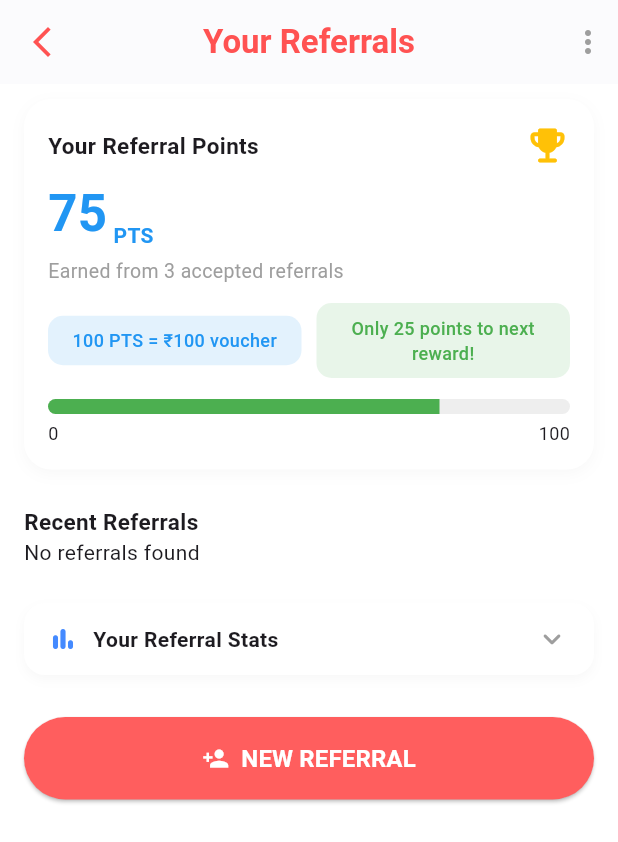
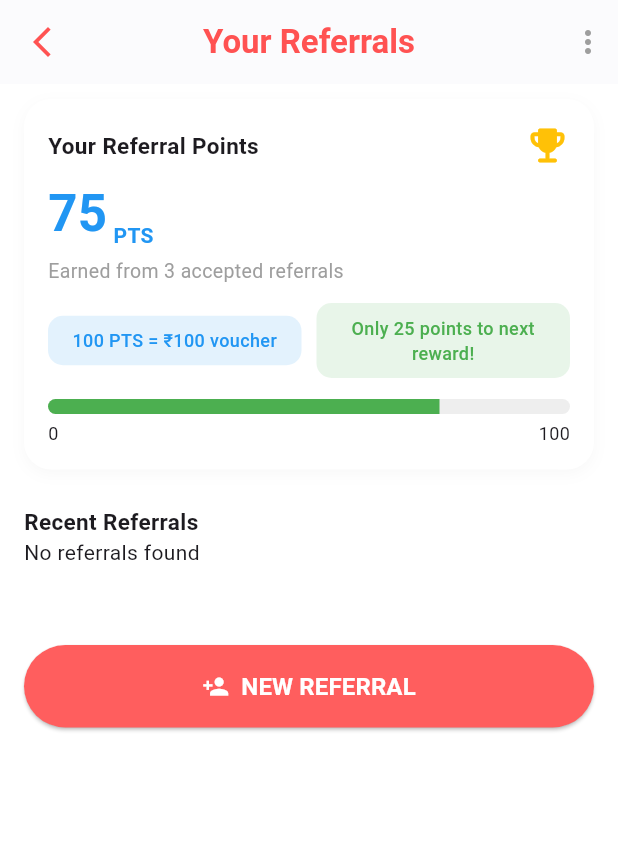
Before and after one commit to the-devesta/wheelboard-app, a Flutter app: the AddReferralScreen screen opened directly, on a phone screen of 412 x 824 dp. Shown: the top 842 px of the screen. Run offline on Flutter 3.47's test engine with Material 3 defaults, Android fonts, the phone set to English and light mode, and no system bars; our stand-ins replace cached_network_image, country_picker, file_picker, fl_chart, flutter_svg, geocoding and 9 more; missing offline and left inert: dart:ffi, razorpay_flutter; accounts and stored records are empty; network calls fail; project files that could hold a hidden picture were left out.

Commit message:
some minor changes done on referal,transaction screen

```diff
--- a/lib/screens/Professional/AddReferral/AddReferralScreen.dart
+++ b/lib/screens/Professional/AddReferral/AddReferralScreen.dart
@@ -317,37 +317,36 @@ class AddReferralScreen extends StatelessWidget {
             const SizedBox(height: 24),
 
             /// 📊 Stats section
-            Container(
-              padding: const EdgeInsets.symmetric(horizontal: 16, vertical: 12),
-              decoration: BoxDecoration(
-                color: Colors.white,
-                borderRadius: BorderRadius.circular(14),
-                boxShadow: [
-                  BoxShadow(
-                    color: Colors.grey.withOpacity(0.08),
-                    blurRadius: 6,
-                    offset: const Offset(0, 3),
-                  ),
-                ],
-              ),
-              child: Row(
-                children: const [
-                  Icon(
-                    Icons.bar_chart_rounded,
-                    color: Colors.blueAccent,
-                    size: 20,
-                  ),
-                  SizedBox(width: 10),
-                  Text(
-                    "Your Referral Stats",
-                    style: TextStyle(fontWeight: FontWeight.w600, fontSize: 14),
-                  ),
-                  Spacer(),
-                  Icon(Icons.keyboard_arrow_down_rounded, color: Colors.grey),
-                ],
-              ),
-            ),
-
+            // Container(
+            //   padding: const EdgeInsets.symmetric(horizontal: 16, vertical: 12),
+            //   decoration: BoxDecoration(
+            //     color: Colors.white,
+            //     borderRadius: BorderRadius.circular(14),
+            //     boxShadow: [
+            //       BoxShadow(
+            //         color: Colors.grey.withOpacity(0.08),
+            //         blurRadius: 6,
+            //         offset: const Offset(0, 3),
+            //       ),
+            //     ],
+            //   ),
+            //   child: Row(
+            //     children: const [
+            //       Icon(
+            //         Icons.bar_chart_rounded,
+            //         color: Colors.blueAccent,
+            //         size: 20,
+            //       ),
+            //       SizedBox(width: 10),
+            //       Text(
+            //         "Your Referral Stats",
+            //         style: TextStyle(fontWeight: FontWeight.w600, fontSize: 14),
+            //       ),
+            //       Spacer(),
+            //       Icon(Icons.keyboard_arrow_down_rounded, color: Colors.grey),
+            //     ],
+            //   ),
+            // ),
             const SizedBox(height: 20),
             // New Referral Button (moved inside scrollview)
             Container(
--- a/lib/screens/Professional/YourProfile/YourProfileScreen.dart
+++ b/lib/screens/Professional/YourProfile/YourProfileScreen.dart
@@ -899,7 +899,7 @@ class YourProfileScreen extends StatelessWidget {
             Expanded(
               child: GestureDetector(
                 onTap: () {
-                  Get.to(AddReferralScreen());
+                  Get.to(() => AddReferralScreen());
                 },
                 child: Container(
                   height: 88,
```
Also changed, not shown: lib/screens/Professional/TransactionSummary/TransactionSummaryScreen.dart (+11 -11 lines), pubspec.lock, 3 other files.
